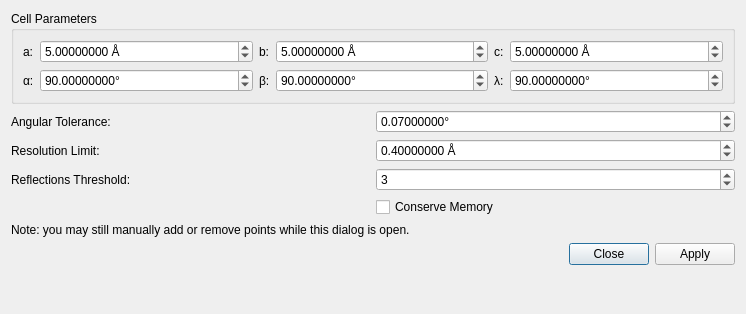
This is polylaue/ui/resources/ui/find_dialog.ui in PolyLaue/PolyLaue as Qt 5 draws it before an edit. The edited form follows.
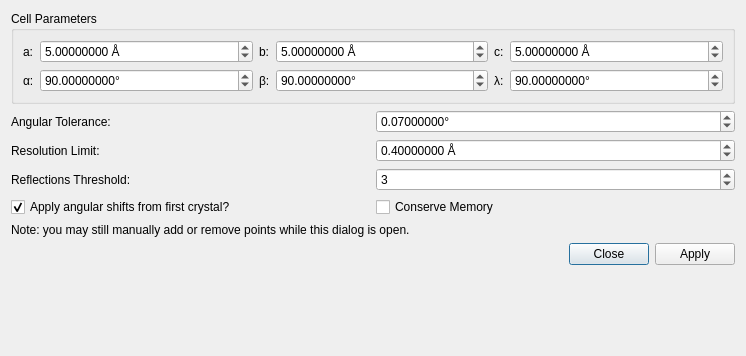
This is the edited form. Custom widgets are drawn as their Qt base class.

Commit message:
Add angular shift tracking for crystals
Now, when track() is performed, instead of creating a whole new
crystal with its own ABC matrix, we instead determine the angular
shift matrix and store that matrix in the HDF5 file, for that crystal.

The checkbox "Apply angular shift?" in the burn dialog is then used
for applying this angular shift.

Users have the options to re-use angular shifts from the first
crystal when indexing a new crystal, and apply the angular shift
to all crystals when performing tracking.

```diff
--- a/polylaue/ui/resources/ui/find_dialog.ui
+++ b/polylaue/ui/resources/ui/find_dialog.ui
@@ -7,7 +7,7 @@
     <x>0</x>
     <y>0</y>
     <width>746</width>
-    <height>314</height>
+    <height>356</height>
    </rect>
   </property>
   <property name="sizePolicy">
@@ -303,6 +303,19 @@
      </property>
     </spacer>
    </item>
+   <item row="4" column="0">
+    <widget class="QCheckBox" name="apply_angular_shifts_from_first">
+     <property name="toolTip">
+      <string>&lt;html&gt;&lt;head/&gt;&lt;body&gt;&lt;p&gt;Set the angular shifts of the new crystal to match those from the first crystal.&lt;/p&gt;&lt;p&gt;You wouldn't enable this if you expect your crystals to have different angular shifts (for example, the sample bends such that one crystal has a different angular shift than another crystal).&lt;/p&gt;&lt;/body&gt;&lt;/html&gt;</string>
+     </property>
+     <property name="text">
+      <string>Apply angular shifts from first crystal?</string>
+     </property>
+     <property name="checked">
+      <bool>true</bool>
+     </property>
+    </widget>
+   </item>
   </layout>
  </widget>
  <customwidgets>
```
Left out of the diff: 1 changed line with no effect on the pictures. The commit also changes 12 other files.
